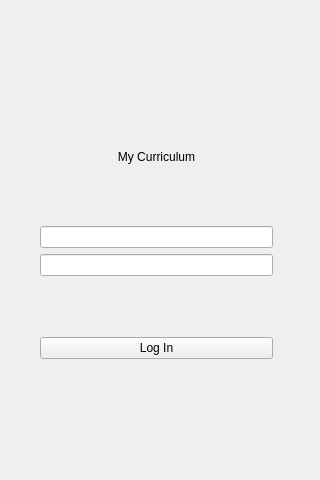
Old version of the form curriculum/login.ui in the repository dengjiahui/curriculum.
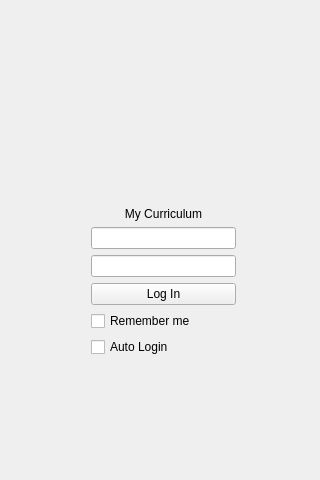
New version of the form.

Commit message: Change the ui and want to remember the login status. Add the "remember me" and "auto login" checkbox in the login ui. And I'm going to save the checkboxs' status.

Diff of the .ui file:
```diff
--- a/curriculum/login.ui
+++ b/curriculum/login.ui
@@ -16,25 +16,48 @@
   <property name="styleSheet">
    <string notr="true"/>
   </property>
-  <widget class="QWidget" name="layoutWidget">
+  <widget class="QWidget" name="">
    <property name="geometry">
     <rect>
-     <x>40</x>
-     <y>110</y>
-     <width>244</width>
-     <height>329</height>
+     <x>80</x>
+     <y>60</y>
+     <width>167</width>
+     <height>308</height>
     </rect>
    </property>
-   <layout class="QVBoxLayout" name="layout_whole">
-    <property name="leftMargin">
-     <number>0</number>
-    </property>
-    <property name="topMargin">
-     <number>40</number>
-    </property>
-    <property name="bottomMargin">
-     <number>80</number>
-    </property>
+   <layout class="QVBoxLayout" name="verticalLayout">
+    <item>
+     <spacer name="spacer_bottom">
+      <property name="orientation">
+       <enum>Qt::Vertical</enum>
+      </property>
+      <property name="sizeHint" stdset="0">
+       <size>
+        <width>20</width>
+        <height>40</height>
+       </size>
+      </property>
+     </spacer>
+    </item>
+    <item>
+     <spacer name="spacer_top">
+      <property name="orientation">
+       <enum>Qt::Vertical</enum>
+      </property>
+      <property name="sizeHint" stdset="0">
+       <size>
+        <width>20</width>
+        <height>40</height>
+       </size>
+      </property>
+     </spacer>
+    </item>
+    <item>
+     <layout class="QHBoxLayout" name="horizontalLayout_3"/>
+    </item>
+    <item>
+     <layout class="QHBoxLayout" name="horizontalLayout_2"/>
+    </item>
     <item>
      <widget class="QLabel" name="lable_title">
       <property name="text">
@@ -46,17 +69,11 @@
      </widget>
     </item>
     <item>
-     <spacer name="spacer_top">
-      <property name="orientation">
-       <enum>Qt::Vertical</enum>
+     <widget class="QLineEdit" name="line_edit_pwd">
+      <property name="echoMode">
+       <enum>QLineEdit::Password</enum>
       </property>
-      <property name="sizeHint" stdset="0">
-       <size>
-        <width>20</width>
-        <height>40</height>
-       </size>
-      </property>
-     </spacer>
+     </widget>
     </item>
     <item>
      <layout class="QHBoxLayout" name="horizontalLayout">
@@ -65,33 +82,6 @@
       </item>
      </layout>
     </item>
-    <item>
-     <layout class="QHBoxLayout" name="horizontalLayout_2">
-      <item>
-       <widget class="QLineEdit" name="line_edit_pwd">
-        <property name="echoMode">
-         <enum>QLineEdit::Password</enum>
-        </property>
-       </widget>
-      </item>
-     </layout>
-    </item>
-    <item>
-     <spacer name="spacer_bottom">
-      <property name="orientation">
-       <enum>Qt::Vertical</enum>
-      </property>
-      <property name="sizeHint" stdset="0">
-       <size>
-        <width>20</width>
-        <height>40</height>
-       </size>
-      </property>
-     </spacer>
-    </item>
-    <item>
-     <layout class="QHBoxLayout" name="horizontalLayout_3"/>
-    </item>
     <item>
      <widget class="QPushButton" name="button_login">
       <property name="text">
@@ -99,6 +89,20 @@
       </property>
      </widget>
     </item>
+    <item>
+     <widget class="QCheckBox" name="check_remember">
+      <property name="text">
+       <string>Remember me</string>
+      </property>
+     </widget>
+    </item>
+    <item>
+     <widget class="QCheckBox" name="check_autologin">
+      <property name="text">
+       <string>Auto Login</string>
+      </property>
+     </widget>
+    </item>
    </layout>
   </widget>
  </widget>
```
The commit also changes 5 other files.
